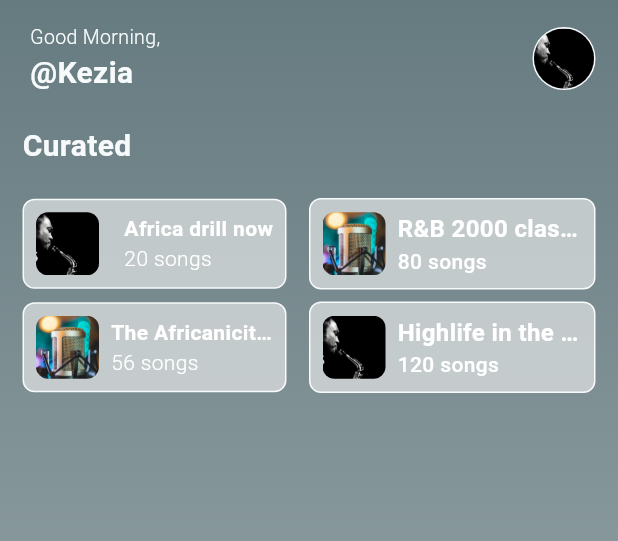
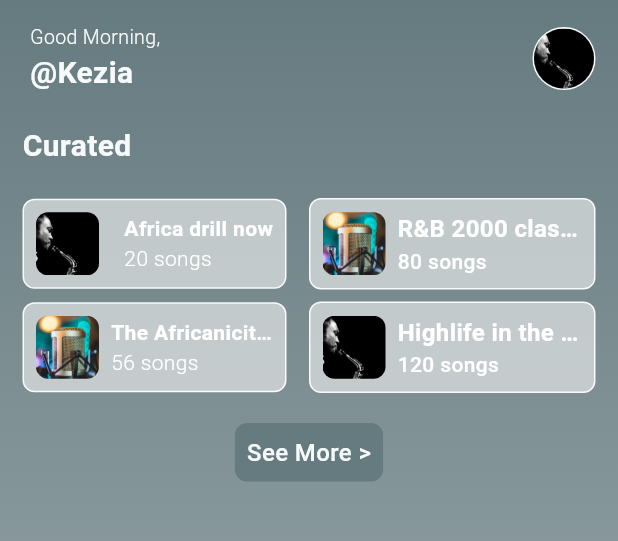
Before and after one commit to kwakyebrilliant/play, a Flutter app: the HomePage screen opened directly, on a phone screen of 412 x 824 dp, the part 84-625 px from its top. Run offline on Flutter 3.47's test engine with Material 3 defaults, Android fonts, the phone set to English and light mode, and no system bars.

Commit message:
home updates

```diff
--- a/lib/screens/home/home_page.dart
+++ b/lib/screens/home/home_page.dart
@@ -447,6 +447,29 @@ class _HomePageState extends State<HomePage> {
                         ),
                       ],
                     ),
+
+                    Padding(
+                      padding: const EdgeInsets.only(top: 20.0),
+                      child: Center(
+                        child: Container(
+                          decoration: BoxDecoration(
+                            color: const Color(0xFF667b80),
+                            borderRadius: BorderRadius.circular(8.0),
+                          ),
+                          child: const Padding(
+                            padding: EdgeInsets.all(8.0),
+                            child: Text(
+                              'See More >',
+                              style: TextStyle(
+                                fontSize: 16.0,
+                                fontWeight: FontWeight.w500,
+                                color: Color(0xFFF7fAFB),
+                              ),
+                            ),
+                          ),
+                        ),
+                      ),
+                    ),
                   ],
                 ),
               ],
```
